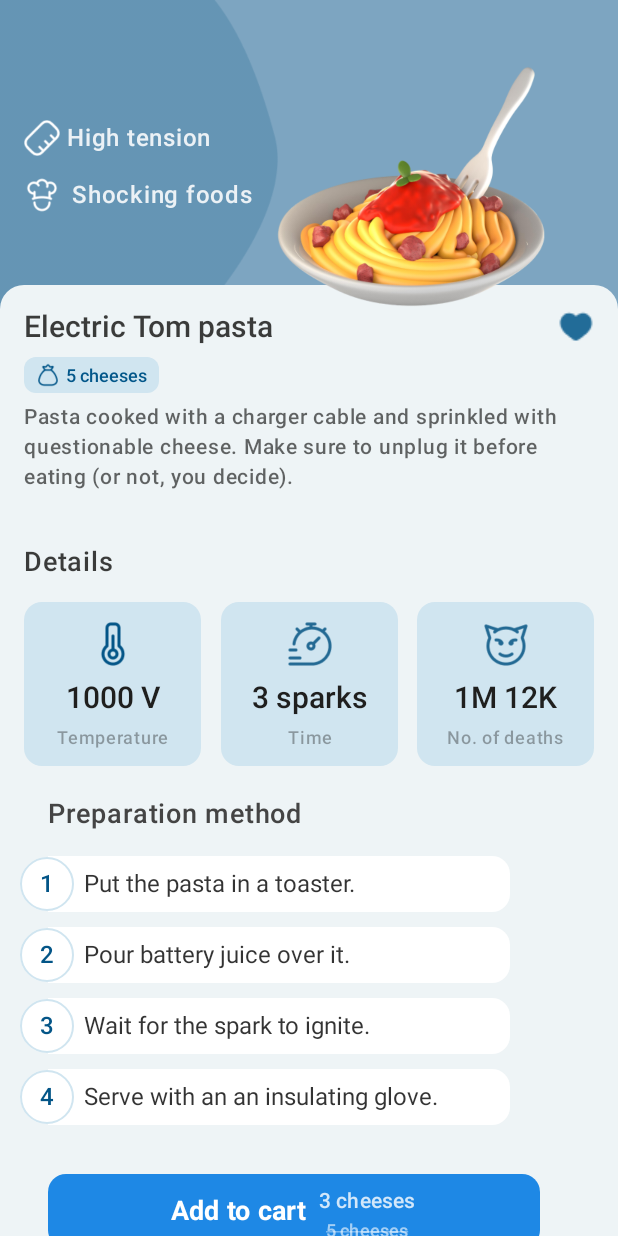
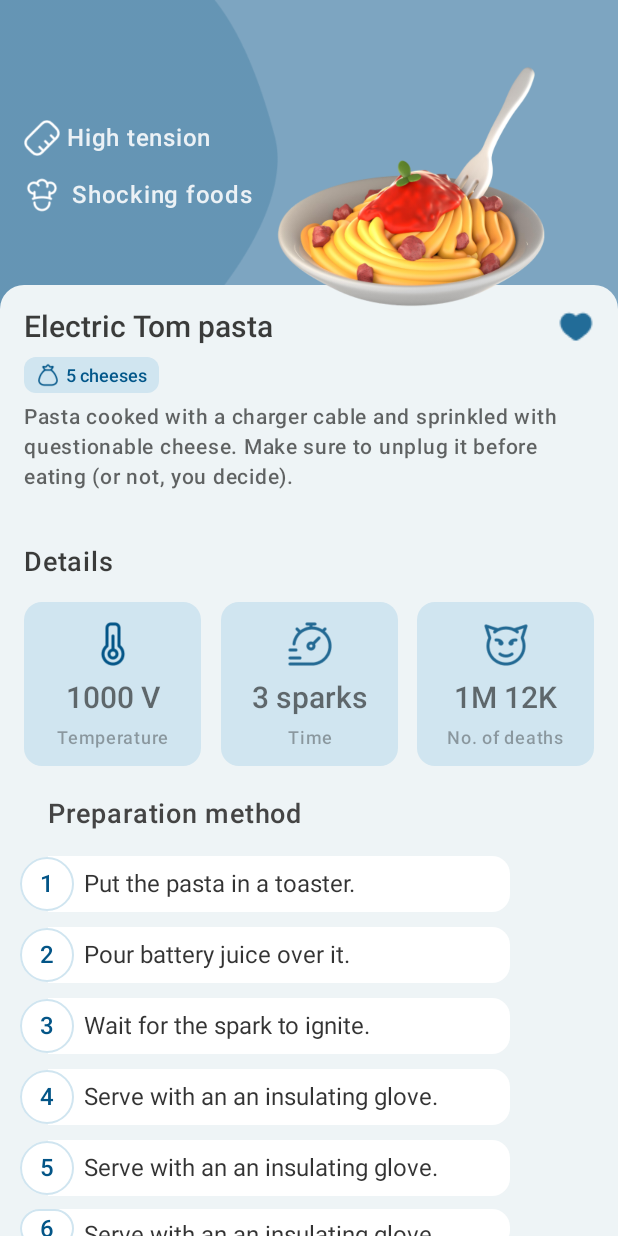
Before and after one commit to baraa0abd/Tom_Kitchen, an Android app built with Jetpack Compose: the screen it shows after launch (MainActivity), on a phone screen of 412 x 824 dp. Run offline under Robolectric (Android 15) with nearby library versions, the phone set to English and light mode, and no system bars.

Commit message:
last lowerscreen

```diff
--- a/app/src/main/java/com/example/tomkitchen/homeScreen/DetailsUI.kt
+++ b/app/src/main/java/com/example/tomkitchen/homeScreen/DetailsUI.kt
@@ -55,7 +55,7 @@ fun DetailItem(iconRes: Int, value: String, label: String, modifier: Modifier =
             style = TextStyle(
                 fontWeight = FontWeight.Medium, // As per your text style for "1000 V"
                 fontSize = 20.sp,           // As per your text style for "1000 V"
-                color = Color(0xFF1F1F1E)   // A suitable dark color for the value
+                color = Color(0x99121212)   // A suitable dark color for the value
             ),
             textAlign = TextAlign.Center
         )
@@ -67,7 +67,7 @@ fun DetailItem(iconRes: Int, value: String, label: String, modifier: Modifier =
                 fontSize = 12.sp,                 // As per your text style for "Temperature"
                 lineHeight = 12.sp,               // As per your text style for "Temperature"
                 letterSpacing = 0.5.sp,           // As per your text style for "Temperature"
-                color = Color(0xFF121212).copy(alpha = 0.37f) // As per your text style for "Temperature"
+                color = Color(0x99121212).copy(alpha = 0.37f) // As per your text style for "Temperature"
             ),
             textAlign = TextAlign.Center
         )
--- a/app/src/main/java/com/example/tomkitchen/homeScreen/Lowerscreen.kt
+++ b/app/src/main/java/com/example/tomkitchen/homeScreen/Lowerscreen.kt
@@ -38,7 +38,7 @@ fun Lowerscreen() {
     // The main container for this section, positioned absolutely
     Box(
         modifier = Modifier
-            .width(360.dp) // Adjusted to fit content and offset from main screen
+            .width(400.dp) // Adjusted to fit content and offset from main screen
             .height(300.dp) // Adjusted height to accommodate all elements
             .absoluteOffset(x = 16.dp, y = 342.dp) // Position relative to the main screen
     ) {
@@ -70,6 +70,9 @@ fun Lowerscreen() {
                 StepRow(number = 2, text = "Pour battery juice over it.")
                 StepRow(number = 3, text = "Wait for the spark to ignite.")
                 StepRow(number = 4, text = "Serve with an an insulating glove.")
+                StepRow(number = 5, text = "Serve with an an insulating glove.")
+                StepRow(number = 6, text = "Serve with an an insulating glove.")
+                StepRow(number = 7, text = "Serve with an an insulating glove.")
             }
 
             // "Add to cart" button
@@ -84,7 +87,7 @@ fun Lowerscreen() {
 fun StepRow(number: Int, text: String) {
     Row(
         modifier = Modifier
-            .size(360.dp,39.dp) ,// Row takes full width of its parent Column ,, // Fixed height of the row based on number circle
+            .size(450.dp,39.dp) ,// Row takes full width of its parent Column ,, // Fixed height of the row based on number circle
         verticalAlignment = Alignment.CenterVertically,
         horizontalArrangement = Arrangement.spacedBy(-17.dp) // Gap between number circle and text field
     ) {
```
